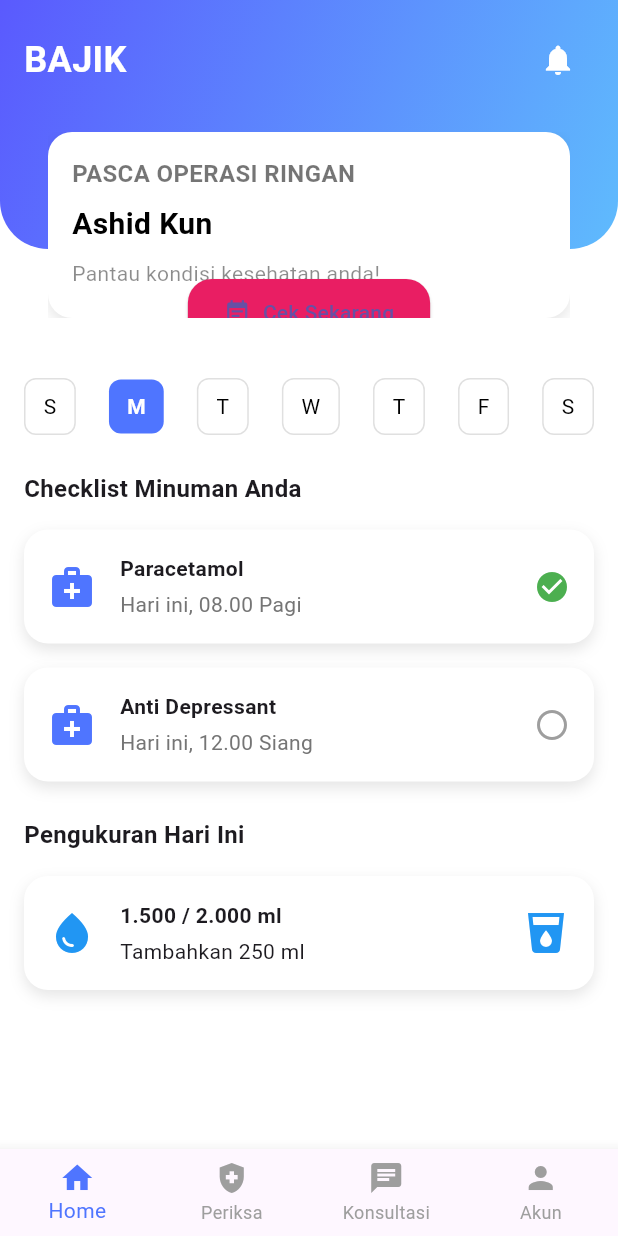
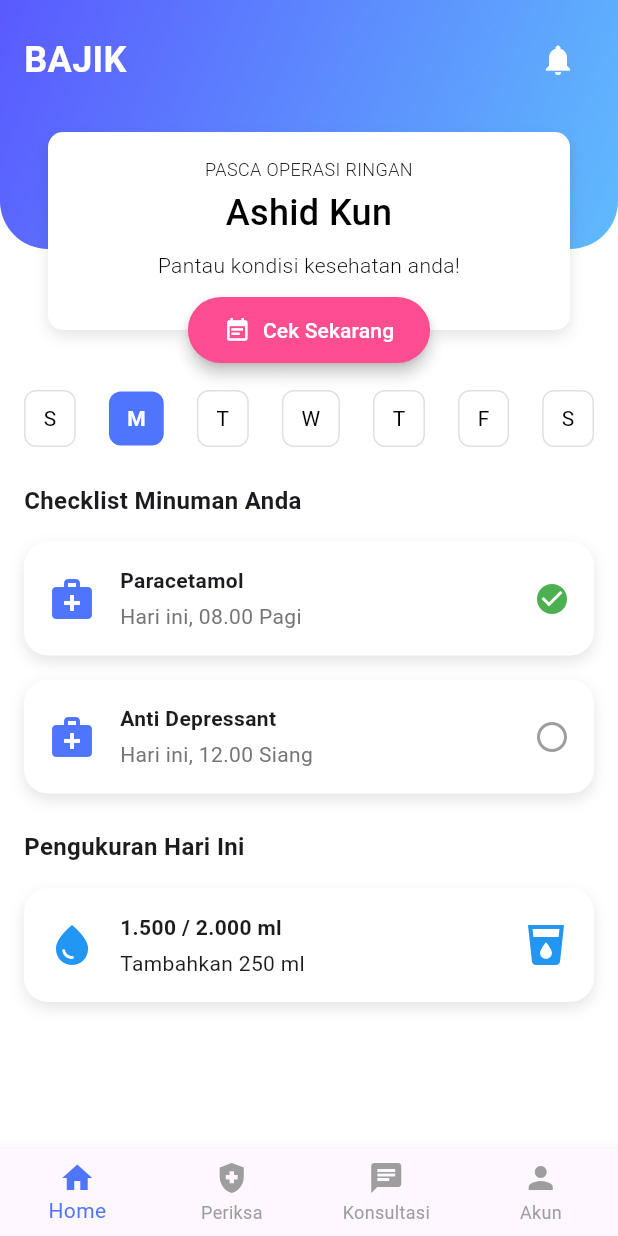
Before and after one commit to AsrulHidayat/bajik_app_monitoring_patient, a Flutter app: the HomePage screen opened directly, on a phone screen of 412 x 824 dp. Run offline on Flutter 3.47's test engine with Material 3 defaults, Android fonts, the phone set to English and light mode, and no system bars; our stand-ins replace flutter_svg.

Commit message:
Update : Home Page - Card Bagian 1

```diff
--- a/lib/BajikApp/home_page.dart
+++ b/lib/BajikApp/home_page.dart
@@ -62,16 +62,17 @@ class HomePage extends StatelessWidget {
 
                     // Bagian 2: Card Penyakit dan Tombol
                     Stack(
+                      clipBehavior: Clip.none, // Agar tombol di luar card tidak terpotong
                       children: [
                         // Card dengan ukuran 312 x 124
                         SizedBox(
-                          width: MediaQuery.of(context).size.width - 64, // Total padding kiri dan kanan (32 + 32)
-                          height: 124,
+                          width: MediaQuery.of(context).size.width -64, // Total padding kiri dan kanan (32 + 32)
+                          height: 132,
                           child: Container(
                             padding: const EdgeInsets.all(16),
                             decoration: BoxDecoration(
                               color: Colors.white,
-                              borderRadius: BorderRadius.circular(16),
+                              borderRadius: BorderRadius.circular(10),
                               boxShadow: [
                                 BoxShadow(
                                   color: Colors.black.withOpacity(0.1),
@@ -81,31 +82,35 @@ class HomePage extends StatelessWidget {
                               ],
                             ),
                             child: const Column(
-                              crossAxisAlignment: CrossAxisAlignment.start,
-                              children: [
+                              crossAxisAlignment: CrossAxisAlignment.center, // Menyelaraskan teks ke tengah secara horizontal
+                              children: const [
                                 Text(
                                   "PASCA OPERASI RINGAN",
+                                  textAlign: TextAlign.center,
                                   style: TextStyle(
-                                    fontSize: 16,
-                                    fontWeight: FontWeight.bold,
-                                    color: Colors.black54,
+                                    fontSize: 12, // Ukuran font 12
+                                    fontWeight: FontWeight.w300, // Ketebalan light
+                                    color: Colors.black, // Warna hitam
                                   ),
                                 ),
-                                SizedBox(height: 8),
+                                SizedBox(height: 4),
                                 Text(
                                   "Ashid Kun",
+                                  textAlign: TextAlign.center, // Rata tengah
                                   style: TextStyle(
-                                    fontSize: 20,
-                                    fontWeight: FontWeight.bold,
+                                    fontSize: 24,
+                                    fontWeight: FontWeight.w500,
                                     color: Colors.black,
                                   ),
                                 ),
                                 SizedBox(height: 8),
                                 Text(
                                   "Pantau kondisi kesehatan anda!",
+                                  textAlign: TextAlign.center, // Rata tengah
                                   style: TextStyle(
                                     fontSize: 14,
-                                    color: Colors.black45,
+                                    fontWeight: FontWeight.w300,
+                                    color: Colors.black,
                                   ),
                                 ),
                               ],
@@ -115,7 +120,7 @@ class HomePage extends StatelessWidget {
 
                         // Tombol di luar Card
                         Positioned(
-                          bottom: -20,
+                          bottom: -24, // Agar tombol keluar dari card
                           left: 0,
                           right: 0,
                           child: Center(
@@ -123,17 +128,26 @@ class HomePage extends StatelessWidget {
                               onPressed: () {
                                 // Aksi tombol cek sekarang
                               },
-                              icon: const Icon(Icons.event_note),
-                              label: const Text("Cek Sekarang"),
+                              icon: const Icon(
+                                Icons.event_note,
+                                color: Colors.white,
+                              ),
+                              label: const Text(
+                                "Cek Sekarang",
+                                style: TextStyle(
+                                  color: Colors.white,
+                                ),
+                              ),
                               style: ElevatedButton.styleFrom(
-                                backgroundColor: Colors.pink,
+                                backgroundColor: Color(0xFFFF4D91),
                                 shape: RoundedRectangleBorder(
-                                  borderRadius: BorderRadius.circular(16),
+                                  borderRadius: BorderRadius.circular(24),
                                 ),
                                 padding: const EdgeInsets.symmetric(
                                   vertical: 12,
                                   horizontal: 24,
                                 ),
+                                elevation: 4,
                               ),
                             ),
                           ),
```
